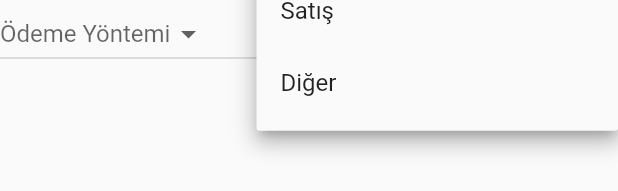
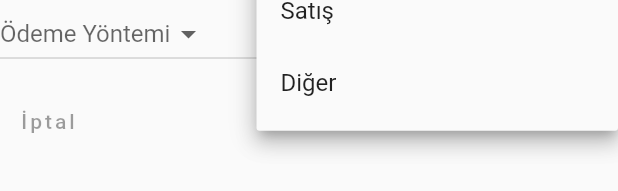
Before and after one commit to gokgorkem/on_muhasebe_ypy, a Flutter app: the YeniOdemeAlislarBody widget shown alone on an empty page, opened directly, after a tap on "Kategoriler", on a phone screen of 412 x 824 dp. Shown: the part 296-487 px from the top of the screen. Run offline on Flutter 3.47's test engine with Material 2 defaults, Android fonts, the phone set to English and light mode, and no system bars; our stand-ins replace chopper, dartz, data_connection_checker, equatable, fl_chart, flutter_datetime_picker and 2 more; missing offline and left inert: shared_preferences_web.

Commit message:
Case 34 Update yeni odeme alislar body add  button
Case 34 Update yeni odeme alislar body add iptal  button

```diff
--- a/lib/features/yeni_odeme_alislar/presentation/widgets/yeni_odeme_alislar_body.dart
+++ b/lib/features/yeni_odeme_alislar/presentation/widgets/yeni_odeme_alislar_body.dart
@@ -182,10 +182,19 @@ class _YeniOdemeAlislarBodyState extends State<YeniOdemeAlislarBody> {
                   ),
                 ),
               ],
-            )
+            ),
+            SizedBox(
+              height: 10,
+            ),Row(children: [
+              TextButton(
+                  onPressed: _onPressedIptal(), child: Text("İptal")),
+
+            ],)
           ],
         ),
       ),
     );
   }
+
+  _onPressedIptal() {}
 }
```
